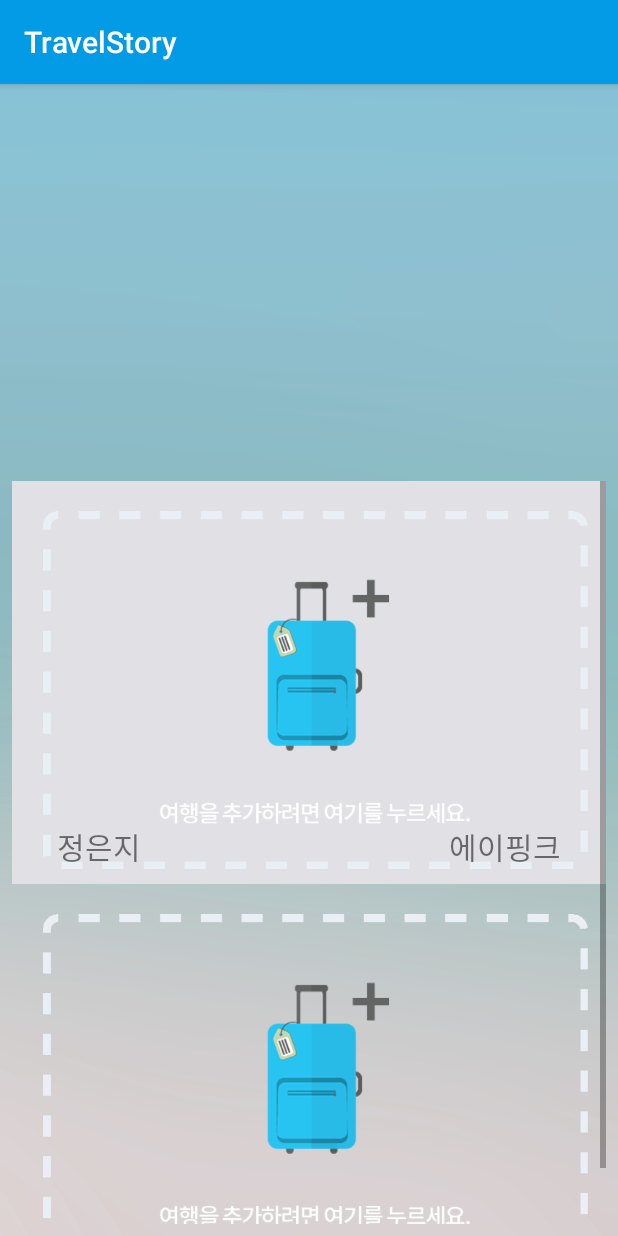
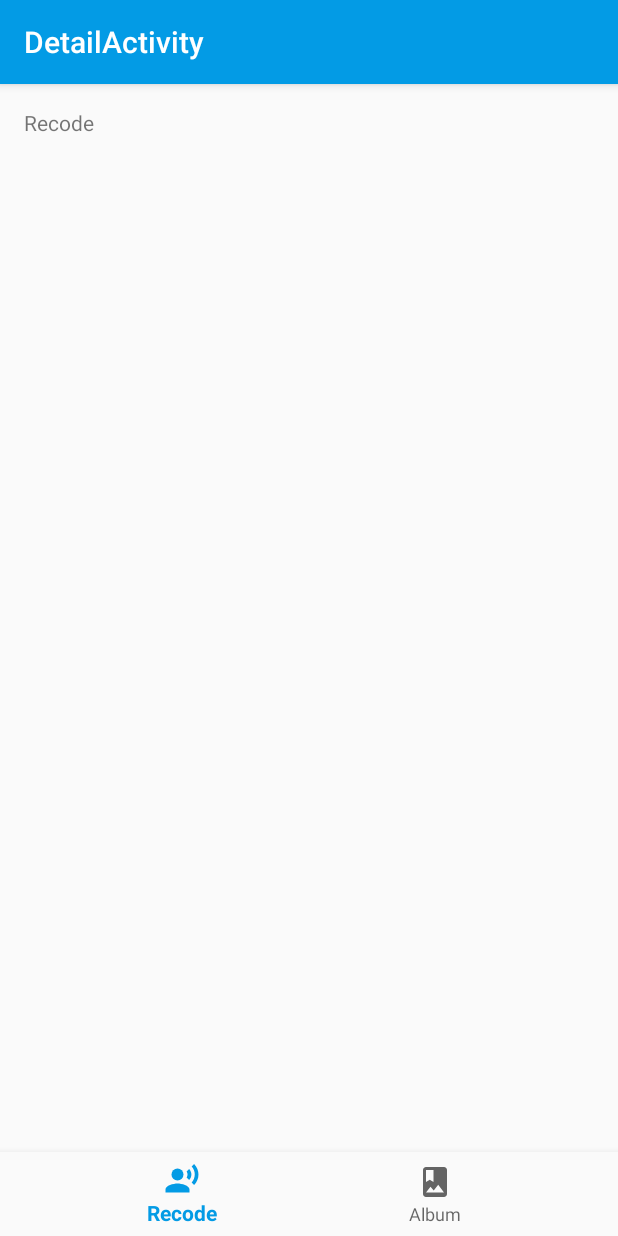
Before and after one commit to Sophia2730/TravelStory, an Android app: the MainActivity screen opened directly, with no data from a screen before it, after a tap on "정은지", on a phone screen of 412 x 824 dp. Run offline under Robolectric (Android 15) with nearby library versions, the phone set to English and light mode, and no system bars.

Commit message:
네비게이션으로 탭뷰 구현

```diff
--- a/app/build.gradle
+++ b/app/build.gradle
@@ -10,6 +10,7 @@ android {
         versionCode 1
         versionName "1.0"
         testInstrumentationRunner "android.support.test.runner.AndroidJUnitRunner"
+        vectorDrawables.useSupportLibrary = true
     }
     buildTypes {
         release {
@@ -27,5 +28,6 @@ dependencies {
     compile 'com.android.support:appcompat-v7:25.2.0'
     compile 'com.android.support.constraint:constraint-layout:1.0.2'
     compile 'com.android.support:design:25.2.0'
+    compile 'com.android.support:support-vector-drawable:25.2.0'
     testCompile 'junit:junit:4.12'
 }
--- a/app/src/main/AndroidManifest.xml
+++ b/app/src/main/AndroidManifest.xml
@@ -25,7 +25,10 @@
         <activity
             android:name=".CalenderAdd"
             android:label="@string/title_activity_calender_add"
-            android:theme="@style/AppTheme.NoActionBar"></activity>
+            android:theme="@style/AppTheme.NoActionBar" />
+        <activity
+            android:name=".DetailActivity"
+            android:label="@string/title_activity_detail"></activity>
     </application>
 
 </manifest>
--- /dev/null
+++ b/app/src/main/java/com/example/sophia/travelstory/DetailActivity.java
@@ -0,0 +1,42 @@
+package com.example.sophia.travelstory;
+
+import android.os.Bundle;
+import android.support.annotation.NonNull;
+import android.support.design.widget.BottomNavigationView;
+import android.support.v7.app.AppCompatActivity;
+import android.view.MenuItem;
+import android.widget.TextView;
+
+public class DetailActivity extends AppCompatActivity {
+
+    private TextView mTextMessage;
+
+    private BottomNavigationView.OnNavigationItemSelectedListener mOnNavigationItemSelectedListener
+            = new BottomNavigationView.OnNavigationItemSelectedListener() {
+
+        @Override
+        public boolean onNavigationItemSelected(@NonNull MenuItem item) {
+            switch (item.getItemId()) {
+                case R.id.navigation_recode:
+                    mTextMessage.setText(R.string.title_recode);
+                    return true;
+                case R.id.navigation_album:
+                    mTextMessage.setText(R.string.title_album);
+                    return true;
+            }
+            return false;
+        }
+
+    };
+
+    @Override
+    protected void onCreate(Bundle savedInstanceState) {
+        super.onCreate(savedInstanceState);
+        setContentView(R.layout.activity_detail);
+
+        mTextMessage = (TextView) findViewById(R.id.message);
+        BottomNavigationView navigation = (BottomNavigationView) findViewById(R.id.navigation);
+        navigation.setOnNavigationItemSelectedListener(mOnNavigationItemSelectedListener);
+    }
+
+}
--- a/app/src/main/java/com/example/sophia/travelstory/Login/LoginActivity.java
+++ b/app/src/main/java/com/example/sophia/travelstory/Login/LoginActivity.java
@@ -8,7 +8,7 @@ import android.widget.Button;
 import android.widget.EditText;
 import android.widget.TextView;
 
-import com.example.sophia.travelstory.MainTravelAdd;
+import com.example.sophia.travelstory.MainActivity;
 import com.example.sophia.travelstory.R;
 
 public class LoginActivity extends AppCompatActivity implements View.OnClickListener {
@@ -44,8 +44,9 @@ public class LoginActivity extends AppCompatActivity implements View.OnClickList
 //                islogin = dbHelper.accessLogin(edt_id.getText().toString(), edt_passwd.getText().toString());
 //                if (islogin) {
 //                    Toast.makeText(this, "SUCCESS", Toast.LENGTH_SHORT).show();
-                    intent = new Intent(LoginActivity.this, MainTravelAdd.class);
+                    intent = new Intent(LoginActivity.this, MainActivity.class);
                     startActivity(intent);
+                    finish();
 //                } else
 //                    Toast.makeText(this, "FAILED", Toast.LENGTH_SHORT).show();
 
--- a/app/src/main/java/com/example/sophia/travelstory/MainActivity.java
+++ b/app/src/main/java/com/example/sophia/travelstory/MainActivity.java
@@ -1,6 +1,7 @@
 package com.example.sophia.travelstory;
 
 import android.content.Context;
+import android.content.Intent;
 import android.os.Bundle;
 import android.support.v7.app.AppCompatActivity;
 import android.view.LayoutInflater;
@@ -8,6 +9,7 @@ import android.view.View;
 import android.view.ViewGroup;
 import android.widget.AdapterView;
 import android.widget.BaseAdapter;
+import android.widget.Button;
 import android.widget.ListView;
 import android.widget.Toast;
 
@@ -16,8 +18,8 @@ import java.util.ArrayList;
 public class MainActivity extends AppCompatActivity {
     ListView listView;
     MyAdapter adapter;
+    String dateFrom, dateTo, location;
     ArrayList<TravelItem> Plan = new ArrayList<TravelItem>();       //여행정보를 담아둘 ArrayList 생성)
-
 
 
     @Override
@@ -27,7 +29,6 @@ public class MainActivity extends AppCompatActivity {
 
         //앨범(album) ArrayList에 데이터를 담는다.
         Plan.add(new TravelItem(R.drawable.travelstory_main_add, "정은지", "에이핑크"));
-        Plan.add(new TravelItem(R.drawable.travelstory_main_add, "트와이스", "JYP엔터테인먼트"));
 
         adapter = new MyAdapter(this, R.layout.travel_item, Plan);
         //listView 레이아웃 참조
@@ -54,9 +55,37 @@ public class MainActivity extends AppCompatActivity {
                 Toast.makeText(getApplicationContext(),
                         "안녕하세요. " + curName + "입니다.",
                         Toast.LENGTH_LONG).show();
+                Intent myintent = new Intent(MainActivity.this, DetailActivity.class);
+                startActivity(myintent);
+                finish();
             }
         });
+
+        Button addButton = (Button) findViewById(R.id.btn_traveladd);
+        addButton.setOnClickListener(new Button.OnClickListener() {
+            public void onClick(View v) {
+                Intent intent = new Intent(MainActivity.this, MainTravelAdd.class);
+                startActivityForResult(intent, 2001);
             }
+        });
+
+    }
+
+    @Override
+    protected void onActivityResult(int requestCode, int resultCode, Intent data) {
+        super.onActivityResult(requestCode, resultCode, data);
+        if (requestCode == 2001 & resultCode == 201) {
+            int count=adapter.getCount();
+            location = data.getStringExtra("location");
+            dateFrom = data.getStringExtra("datefrom");
+            dateTo = data.getStringExtra("dateto");
+
+            Plan.add(new TravelItem(R.drawable.travelstory_main_add, location, dateFrom + " ~ " + dateTo));
+
+            adapter.notifyDataSetChanged();
+        }
+    }
+
 
     //어댑터객체 클래스 선언(리스트뷰에 사용할 데이터를 관리하고, 각 아이템을 위한 뷰 객체를 생성)
     class MyAdapter extends BaseAdapter {
--- /dev/null
+++ b/app/src/main/res/drawable/ic_photo_album_black_24dp.xml
@@ -0,0 +1,9 @@
+<vector xmlns:android="http://schemas.android.com/apk/res/android"
+        android:width="24dp"
+        android:height="24dp"
+        android:viewportWidth="24.0"
+        android:viewportHeight="24.0">
+    <path
+        android:fillColor="#FF000000"
+        android:pathData="M18,2L6,2c-1.1,0 -2,0.9 -2,2v16c0,1.1 0.9,2 2,2h12c1.1,0 2,-0.9 2,-2L20,4c0,-1.1 -0.9,-2 -2,-2zM6,4h5v8l-2.5,-1.5L6,12L6,4zM6,19l3,-3.86 2.14,2.58 3,-3.86L18,19L6,19z"/>
+</vector>
--- /dev/null
+++ b/app/src/main/res/drawable/ic_record_voice_over_black_24dp.xml
@@ -0,0 +1,12 @@
+<vector xmlns:android="http://schemas.android.com/apk/res/android"
+        android:width="24dp"
+        android:height="24dp"
+        android:viewportWidth="24.0"
+        android:viewportHeight="24.0">
+    <path
+        android:fillColor="#FF000000"
+        android:pathData="M9,9m-4,0a4,4 0,1 1,8 0a4,4 0,1 1,-8 0"/>
+    <path
+        android:fillColor="#FF000000"
+        android:pathData="M9,15c-2.67,0 -8,1.34 -8,4v2h16v-2c0,-2.66 -5.33,-4 -8,-4zM16.76,5.36l-1.68,1.69c0.84,1.18 0.84,2.71 0,3.89l1.68,1.69c2.02,-2.02 2.02,-5.07 0,-7.27zM20.07,2l-1.63,1.63c2.77,3.02 2.77,7.56 0,10.74L20.07,16c3.9,-3.89 3.91,-9.95 0,-14z"/>
+</vector>
--- /dev/null
+++ b/app/src/main/res/layout/activity_detail.xml
@@ -0,0 +1,37 @@
+<?xml version="1.0" encoding="utf-8"?>
+<LinearLayout xmlns:android="http://schemas.android.com/apk/res/android"
+    xmlns:app="http://schemas.android.com/apk/res-auto"
+    xmlns:tools="http://schemas.android.com/tools"
+    android:id="@+id/container"
+    android:layout_width="match_parent"
+    android:layout_height="match_parent"
+    android:orientation="vertical"
+    tools:context="com.example.sophia.travelstory.DetailActivity">
+
+    <FrameLayout
+        android:id="@+id/content"
+        android:layout_width="match_parent"
+        android:layout_height="0dp"
+        android:layout_weight="1">
+
+        <TextView
+            android:id="@+id/message"
+            android:layout_width="match_parent"
+            android:layout_height="wrap_content"
+            android:layout_marginBottom="@dimen/activity_vertical_margin"
+            android:layout_marginLeft="@dimen/activity_horizontal_margin"
+            android:layout_marginRight="@dimen/activity_horizontal_margin"
+            android:layout_marginTop="@dimen/activity_vertical_margin"
+            android:text="@string/title_recode" />
+
+    </FrameLayout>
+
+    <android.support.design.widget.BottomNavigationView
+        android:id="@+id/navigation"
+        android:layout_width="match_parent"
+        android:layout_height="wrap_content"
+        android:layout_gravity="bottom"
+        android:background="?android:attr/windowBackground"
+        app:menu="@menu/navigation" />
+
+</LinearLayout>
--- a/app/src/main/res/layout/activity_main.xml
+++ b/app/src/main/res/layout/activity_main.xml
@@ -1,20 +1,30 @@
 <?xml version="1.0" encoding="utf-8"?>
-<android.support.constraint.ConstraintLayout xmlns:android="http://schemas.android.com/apk/res/android"
+<LinearLayout xmlns:android="http://schemas.android.com/apk/res/android"
     xmlns:app="http://schemas.android.com/apk/res-auto"
     xmlns:tools="http://schemas.android.com/tools"
     android:layout_width="match_parent"
     android:layout_height="match_parent"
     android:background="@drawable/travelstory_background"
+    android:orientation="vertical"
     tools:context="com.example.sophia.travelstory.MainActivity">
+
+    <Button
+        android:id="@+id/btn_traveladd"
+        android:layout_width="match_parent"
+        android:layout_height="wrap_content"
+        android:layout_margin="10dp"
+        android:background="#CCCCCC"
+        android:text="여행 추가하기"
+        android:textStyle="bold" />
 
     <ListView
         android:id="@+id/listView"
-        android:layout_width="0dp"
-        android:layout_height="495dp"
+        android:layout_width="match_parent"
+        android:layout_height="match_parent"
+        android:layout_margin="8dp"
         android:divider="@null"
-        android:listSelector="#FFE1E1E5"
+        android:listSelector="#F1C1D1D5"
+        app:layout_constraintBottom_toBottomOf="parent"
         app:layout_constraintLeft_toLeftOf="parent"
-        app:layout_constraintRight_toRightOf="parent"
-        app:layout_constraintBottom_toBottomOf="parent"
-        android:layout_margin="8dp" />
-</android.support.constraint.ConstraintLayout>
+        app:layout_constraintRight_toRightOf="parent" />
+</LinearLayout>
--- a/app/src/main/res/layout/travel_item.xml
+++ b/app/src/main/res/layout/travel_item.xml
@@ -24,8 +24,9 @@
             android:layout_width="wrap_content"
             android:layout_height="wrap_content"
             android:text="location"
+            android:layout_marginTop="10dp"
             android:layout_marginLeft="20dp"
-            android:layout_alignBottom="@id/img_add"
+            android:layout_alignTop="@id/img_add"
             android:textSize="20dp" />
 
         <TextView
@@ -35,6 +36,7 @@
             android:layout_alignBottom="@id/img_add"
             android:layout_alignRight="@+id/img_add"
             android:layout_marginRight="20dp"
+            android:layout_marginBottom="10dp"
             android:text="period"
             android:textSize="20dp" />
     </RelativeLayout>
--- /dev/null
+++ b/app/src/main/res/menu/navigation.xml
@@ -0,0 +1,13 @@
+<?xml version="1.0" encoding="utf-8"?>
+<menu xmlns:android="http://schemas.android.com/apk/res/android">
+
+    <item
+        android:id="@+id/navigation_recode"
+        android:icon="@drawable/ic_record_voice_over_black_24dp"
+        android:title="@string/title_recode" />
+
+    <item
+        android:id="@+id/navigation_album"
+        android:icon="@drawable/ic_photo_album_black_24dp"
+        android:title="@string/title_album" />
+</menu>
--- a/app/src/main/res/values/dimens.xml
+++ b/app/src/main/res/values/dimens.xml
@@ -1,3 +1,6 @@
 <resources>
     <dimen name="fab_margin">16dp</dimen>
+    <!-- Default screen margins, per the Android Design guidelines. -->
+    <dimen name="activity_horizontal_margin">16dp</dimen>
+    <dimen name="activity_vertical_margin">16dp</dimen>
 </resources>
--- a/app/src/main/res/values/strings.xml
+++ b/app/src/main/res/values/strings.xml
@@ -2,4 +2,7 @@
     <string name="app_name">TravelStory</string>
     <string name="title_activity_main_travel_add">MainTravelAdd</string>
     <string name="title_activity_calender_add">CalenderAdd</string>
+    <string name="title_activity_detail">DetailActivity</string>
+    <string name="title_recode">Recode</string>
+    <string name="title_album">Album</string>
 </resources>
```
Also changed, not shown: app/src/main/java/com/example/sophia/travelstory/Login/DBHelper.java (+0 -23 lines), app/src/main/java/com/example/sophia/travelstory/MainTravelAdd.java (+5 -5 lines). Lines whose indentation alone changed are shown as unchanged.
